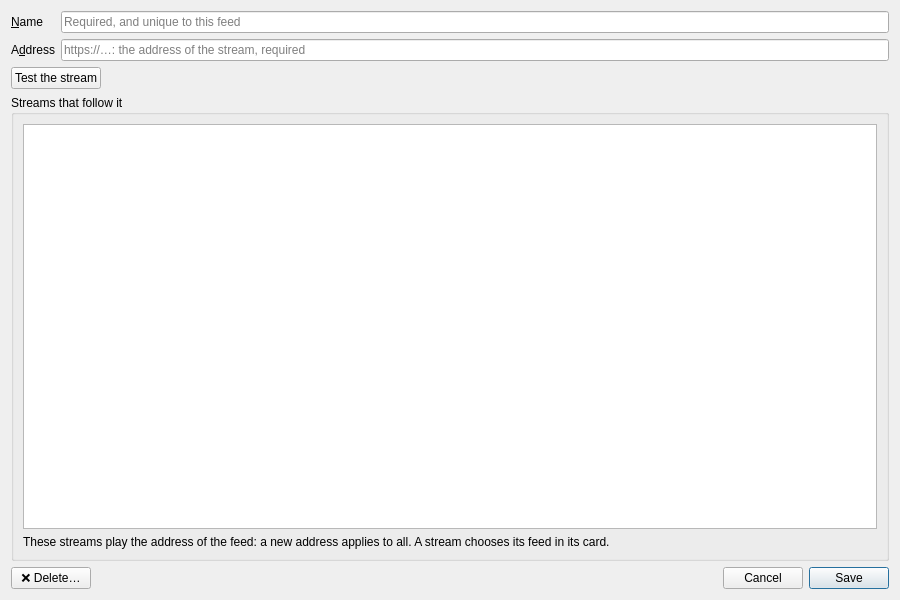
dascritch/machincast, file src/machincast/interface/ui/feed_card.ui: the form before one commit.
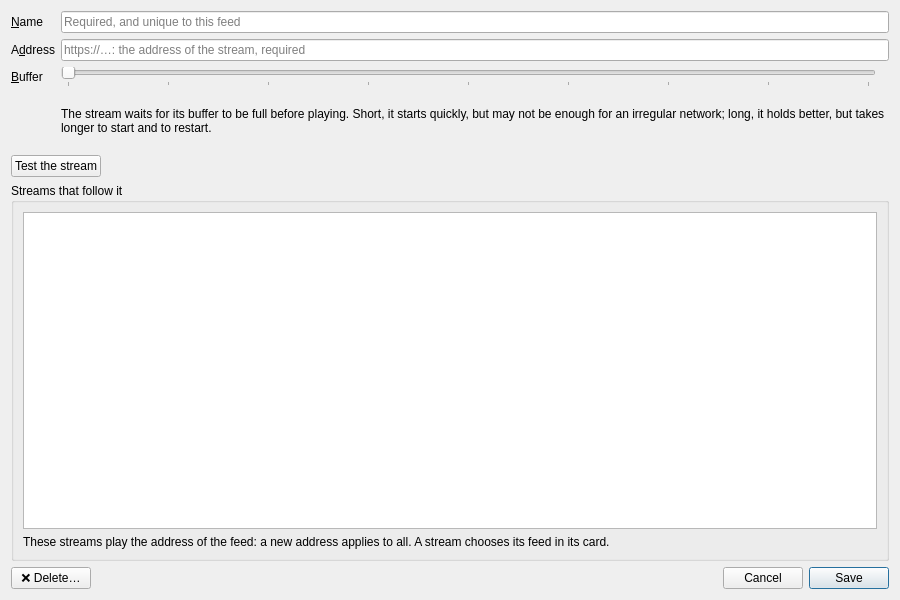
The form after the commit.

Commit message: Feed : mémoire tampon réglable, et son remplissage dans l'onglet Antenne (#351)

Diff of the .ui file:
```diff
--- a/src/machincast/interface/ui/feed_card.ui
+++ b/src/machincast/interface/ui/feed_card.ui
@@ -50,6 +50,55 @@
        </property>
       </widget>
      </item>
+     <item row="2" column="0">
+      <widget class="QLabel" name="buffer_caption">
+       <property name="text">
+        <string>&amp;Buffer</string>
+       </property>
+       <property name="buddy">
+        <cstring>buffer</cstring>
+       </property>
+      </widget>
+     </item>
+     <item row="2" column="1">
+      <layout class="QHBoxLayout" name="buffer_layout" stretch="1,0">
+       <item>
+        <widget class="QSlider" name="buffer">
+         <property name="minimum">
+          <number>2</number>
+         </property>
+         <property name="maximum">
+          <number>10</number>
+         </property>
+         <property name="pageStep">
+          <number>1</number>
+         </property>
+         <property name="orientation">
+          <enum>Qt::Orientation::Horizontal</enum>
+         </property>
+         <property name="tickPosition">
+          <enum>QSlider::TickPosition::TicksBelow</enum>
+         </property>
+         <property name="tickInterval">
+          <number>1</number>
+         </property>
+        </widget>
+       </item>
+       <item>
+        <widget class="QLabel" name="buffer_value" />
+       </item>
+      </layout>
+     </item>
+     <item row="3" column="1">
+      <widget class="QLabel" name="buffer_explanation">
+       <property name="text">
+        <string>The stream waits for its buffer to be full before playing. Short, it starts quickly, but may not be enough for an irregular network; long, it holds better, but takes longer to start and to restart.</string>
+       </property>
+       <property name="wordWrap">
+        <bool>true</bool>
+       </property>
+      </widget>
+     </item>
     </layout>
    </item>
    <item>
```
The commit also changes 23 other files.
